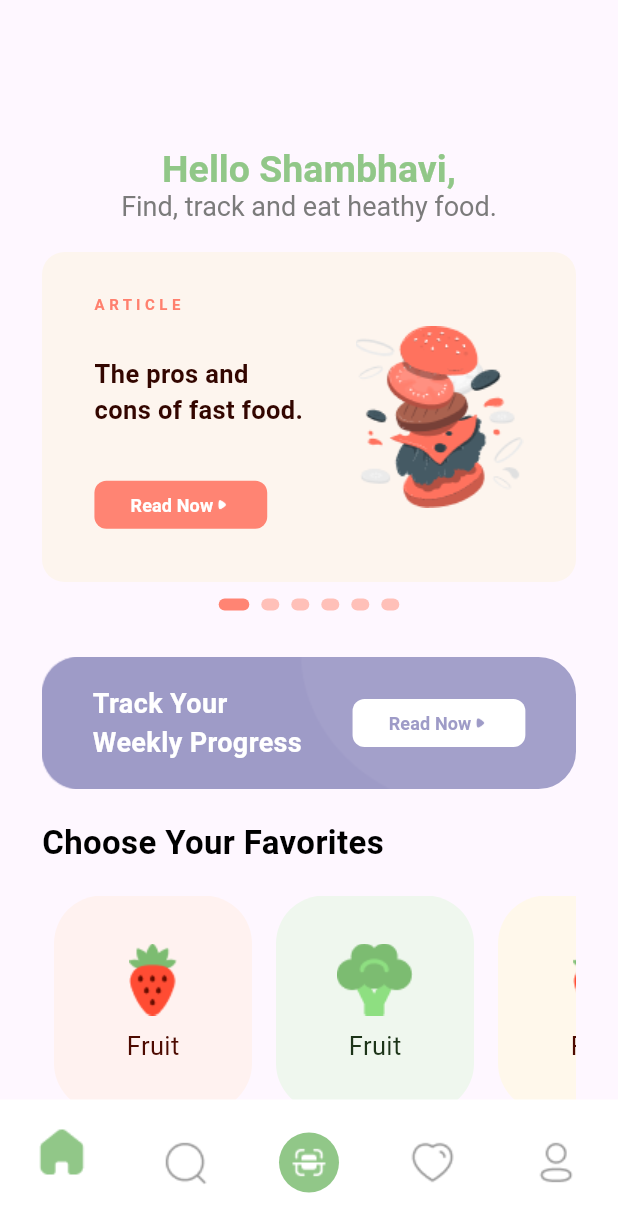
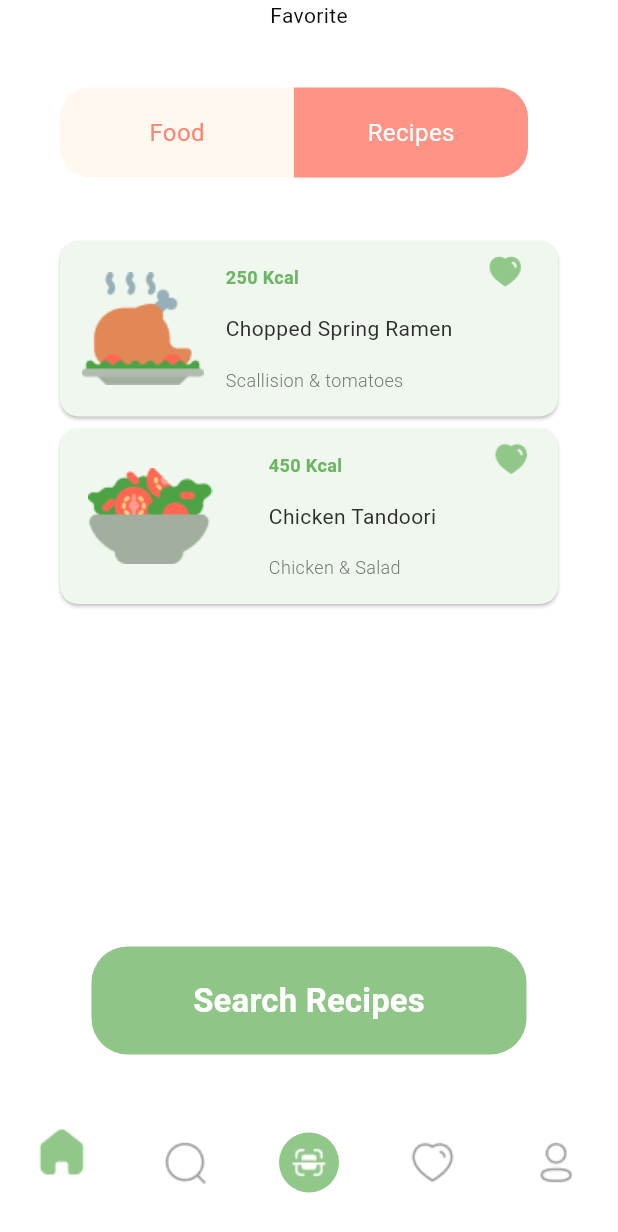
Before and after one commit to erkinov-2003/food_app, a Flutter app: the HomePage screen opened directly, swiped to page 4, on a phone screen of 412 x 824 dp. Shown: the top 1232 px of the screen. Run offline on Flutter 3.47's test engine with Material 2 defaults, Android fonts, the phone set to English and light mode, and no system bars; drawn by our look-alikes of carousel_slider, smooth_page_indicator; our stand-ins replace camera, get_it.

Commit message:
favorite page qo'shildi

```diff
--- a/lib/src/constants/colors.dart
+++ b/lib/src/constants/colors.dart
@@ -34,4 +34,7 @@ class ColorApp{
   static const searchDeviderColor=Color(0xFFFCFCFC);
   static const searchNotText1=Color(0xFF696969);
   static const searchNotText2=Color(0xFFA9A9A9);
+
+  static const favoriteCardColor = Color(0xFFEFF7EE);
+  static const foodButtonColor = Color(0xFFFFF8EB);
 }
--- a/lib/src/constants/imagePath.dart
+++ b/lib/src/constants/imagePath.dart
@@ -35,4 +35,5 @@ class ImagePath {
   static const searchshirinlik="assets/images/shirinliklar.png";
   static const searchxotdog="assets/images/xotdog.png";
   static const searchNot="assets/images/searchGroup.png";
+  static const plus = "assets/images/fluent_add-12-filled (1).png";
 }
--- /dev/null
+++ b/lib/src/screens/favorite_screen/favorite_screen.dart
@@ -0,0 +1,99 @@
+import 'package:flutter/material.dart';
+
+import 'widgets/custom_text.dart';
+import 'widgets/food_page.dart';
+import 'widgets/recipes_page.dart';
+
+
+
+class FavoritesPage extends StatefulWidget {
+  const FavoritesPage({Key? key}) : super(key: key);
+
+  @override
+  State<FavoritesPage> createState() => _FavoritesPageState();
+}
+
+class _FavoritesPageState extends State<FavoritesPage> {
+  bool isCheck = false;
+
+  void onPressed() {
+    setState(() {
+      isCheck = !isCheck;
+    });
+  }
+
+  @override
+  Widget build(BuildContext context) {
+    return Scaffold(
+      backgroundColor:Colors.white,
+      body: SafeArea(
+        child: Center(
+          child: Column(
+            mainAxisAlignment: MainAxisAlignment.spaceEvenly,
+            children: [
+              const CustomText(
+                text: "Favorite",
+                color: Color(0xFF0D0D0D),
+              ),
+              Expanded(
+                flex: 1,
+                child: Padding(
+                  padding: const EdgeInsets.only(left: 40),
+                  child:Row(
+                    children: [
+                      GestureDetector(
+                        onTap: isCheck ? null : onPressed,
+                        child: Container(
+                          width: 156,
+                          height: 60,
+                          decoration: BoxDecoration(
+                            color: isCheck ? const Color(0xFFFF9385) : const Color(0xFFFFF8EE),
+                            borderRadius: const BorderRadius.horizontal(
+                              left: Radius.circular(20),
+                            ),
+                          ),
+                          child: Center(
+                            child: CustomText(
+                              text: "Food",
+                              color: isCheck ? Colors.white : const Color(0xFFFF8473),
+                              fontSize: 16,
+                            ),
+                          ),
+                        ),
+                      ),
+                      GestureDetector(
+                        onTap: isCheck ? onPressed : null,
+                        child: Container(
+                          width: 156,
+                          height: 60,
+                          decoration: BoxDecoration(
+                            borderRadius: const BorderRadius.horizontal(
+                              right: Radius.circular(20),
+                            ),
+                            color: isCheck ? const Color(0xFFFFF8EE) : const Color(0xFFFF9385),
+                          ),
+                          child: Center(
+                            child: CustomText(
+                              text: "Recipes",
+                              color: isCheck ? const Color(0xFFFF8473) : Colors.white,
+                              fontSize: 16,
+                            ),
+                          ),
+                        ),
+                      ),
+                    ],
+                  ),
+                ),
+              ),
+              Expanded(
+                flex: 4,
+                child:isCheck? FoodPage():const RecipesPage(),
+              ),
+              const SizedBox(height: 30,),
+            ],
+          ),
+        ),
+      ),
+    );
+  }
+}
--- /dev/null
+++ b/lib/src/screens/favorite_screen/widgets/custom_text.dart
@@ -0,0 +1,28 @@
+import 'package:flutter/material.dart';
+
+class CustomText extends StatelessWidget {
+  final String text;
+  final Color color;
+  final double? fontSize;
+  final FontWeight? fontWeight;
+
+  const CustomText({
+    required this.text,
+    this.fontSize,
+    this.color = Colors.black,
+    this.fontWeight,
+    super.key,
+  });
+
+  @override
+  Widget build(BuildContext context) {
+    return Text(
+      text,
+      style: TextStyle(
+        color: color,
+        fontSize: fontSize,
+        fontWeight: fontWeight,
+      ),
+    );
+  }
+}
--- /dev/null
+++ b/lib/src/screens/favorite_screen/widgets/food_button.dart
@@ -0,0 +1,29 @@
+import 'package:flutter/material.dart';
+import 'package:foodapp/src/constants/colors.dart';
+
+class FoodButton extends StatelessWidget {
+  final String image;
+
+  const FoodButton({super.key, required this.image});
+
+  @override
+  Widget build(BuildContext context) {
+    return FilledButton(
+      onPressed: () {},
+      child: Image(
+        image: AssetImage(image),
+      ),
+      style: ButtonStyle(
+        backgroundColor: MaterialStateProperty.all(ColorApp.foodButtonColor),
+        fixedSize: MaterialStateProperty.all(const Size(100, 100)),
+        shape: MaterialStateProperty.all(
+          const RoundedRectangleBorder(
+            borderRadius: BorderRadius.all(
+              Radius.circular(10),
+            ),
+          ),
+        ),
+      ),
+    );
+  }
+}
--- /dev/null
+++ b/lib/src/screens/favorite_screen/widgets/food_page.dart
@@ -0,0 +1,57 @@
+import 'package:flutter/material.dart';
+import 'package:foodapp/src/constants/imagePath.dart';
+import 'package:foodapp/src/screens/favorite_screen/widgets/food_button.dart';
+
+import '../../../constants/colors.dart';
+
+class FoodPage extends StatelessWidget {
+  @override
+  Widget build(BuildContext context) {
+    return Column(
+      mainAxisAlignment: MainAxisAlignment.spaceAround,
+      children: [
+        const Row(
+          mainAxisAlignment: MainAxisAlignment.spaceEvenly,
+          children: [
+            FoodButton(image: ImagePath.searchshirinlik),
+            FoodButton(image: ImagePath.searchburger),
+            FoodButton(image: ImagePath.searchpizza),
+          ],
+        ),
+        const SizedBox(height: 25),
+        const Row(
+          mainAxisAlignment: MainAxisAlignment.spaceEvenly,
+          children: [
+            FoodButton(image: ImagePath.searchpicheniye),
+            FoodButton(image: ImagePath.searchxotdog),
+            FoodButton(image: ImagePath.plus),
+          ],
+        ),
+        const Expanded(
+          flex: 2,
+          child: SizedBox.shrink(),
+        ),
+        TextButton(
+          onPressed: () {},
+          child: const Text(
+            "Search Food",
+            style: TextStyle(
+              fontSize: 22,
+              fontWeight: FontWeight.w600,
+              color: Colors.white,
+            ),
+          ),
+          style: ButtonStyle(
+            backgroundColor: MaterialStateProperty.all(ColorApp.homeColor),
+            fixedSize: MaterialStateProperty.all(const Size(290, 72)),
+            shape: MaterialStateProperty.all(
+              RoundedRectangleBorder(
+                borderRadius: BorderRadius.circular(24),
+              ),
+            ),
+          ),
+        ),
+      ],
+    );
+  }
+}
--- /dev/null
+++ b/lib/src/screens/favorite_screen/widgets/recipes_page.dart
@@ -0,0 +1,145 @@
+import 'package:flutter/material.dart';
+import '../../../constants/colors.dart';
+import '../../../constants/imagePath.dart';
+import 'custom_text.dart';
+
+class RecipesPage extends StatefulWidget {
+  const RecipesPage({Key? key}) : super(key: key);
+
+  @override
+  State<RecipesPage> createState() => _RecipesPageState();
+}
+
+class _RecipesPageState extends State<RecipesPage> {
+  @override
+  Widget build(BuildContext context) {
+    return Column(
+      children: [
+         const SizedBox(
+          height: 125,
+          width: 340,
+          child: Card(
+            color: ColorApp.favoriteCardColor,
+            child: Row(
+              mainAxisAlignment: MainAxisAlignment.spaceEvenly,
+              children: [
+                Image(
+                  image: AssetImage(ImagePath.searchmeat),
+                ),
+                Column(
+                  mainAxisAlignment: MainAxisAlignment.spaceEvenly,
+                  crossAxisAlignment: CrossAxisAlignment.start,
+                  children: [
+                    CustomText(
+                      text: "250 Kcal",
+                      color: Color(0xFF6CB663),
+                      fontSize: 12,
+                      fontWeight: FontWeight.w600,
+                    ),
+                    CustomText(
+                      text: "Chopped Spring Ramen",
+                      color: Color(0xFF2E2E2E),
+                      fontWeight: FontWeight.w400,
+                      fontSize: 14,
+                    ),
+                    CustomText(
+                      text: "Scallision & tomatoes",
+                      color: Color(0xFF767676),
+                      fontSize: 12,
+                      fontWeight: FontWeight.w300,
+                    ),
+                  ],
+                ),
+                Padding(
+                  padding: EdgeInsets.all(8.0),
+                  child: Align(
+                    alignment: Alignment.topRight,
+                    child: Image(
+                      image: AssetImage(ImagePath.heartSelect),
+                      width: 25,
+                      height: 25,
+                    ),
+                  ),
+                ),
+              ],
+            ),
+          ),
+        ),
+        const SizedBox(
+          height: 125,
+          width: 340,
+          child: Card(
+            color: ColorApp.favoriteCardColor,
+            child: Row(
+              mainAxisAlignment: MainAxisAlignment.spaceAround,
+              children: [
+                Image(
+                  image: AssetImage(ImagePath.searchsalat),
+                ),
+                Column(
+                  mainAxisAlignment: MainAxisAlignment.spaceEvenly,
+                  crossAxisAlignment: CrossAxisAlignment.start,
+                  children: [
+                    CustomText(
+                      text: "450 Kcal",
+                      color: Color(0xFF6CB663),
+                      fontSize: 12,
+                      fontWeight: FontWeight.w600,
+                    ),
+                    CustomText(
+                      text: "Chicken Tandoori",
+                      color: Color(0xFF2E2E2E),
+                      fontWeight: FontWeight.w400,
+                      fontSize: 14,
+                    ),
+                    CustomText(
+                      text: "Chicken & Salad",
+                      color: Color(0xFF767676),
+                      fontSize: 12,
+                      fontWeight: FontWeight.w300,
+                    ),
+                  ],
+                ),
+                Padding(
+                  padding: EdgeInsets.only(top: 8),
+                  child: Align(
+                    alignment: Alignment.topRight,
+                    child: Image(
+                      image: AssetImage(ImagePath.heartSelect),
+                      width: 25,
+                      height: 25,
+                    ),
+                  ),
+                ),
+              ],
+            ),
+          ),
+        ),
+        const Expanded(
+          flex: 2,
+          child: SizedBox.shrink(),
+        ),
+        TextButton(
+          onPressed: () {},
+          child: const Text(
+            "Search Recipes",
+            style: TextStyle(
+              fontSize: 22,
+              fontWeight: FontWeight.w600,
+              color: Colors.white,
+            ),
+          ),
+          style: ButtonStyle(
+            backgroundColor: MaterialStateProperty.all(ColorApp.homeColor),
+            fixedSize: MaterialStateProperty.all(const Size(290, 72)),
+            shape: MaterialStateProperty.all(
+              RoundedRectangleBorder(
+                borderRadius: BorderRadius.circular(24),
+              ),
+            ),
+          ),
+        ),
+      ],
+    );
+  }
+}
--- a/lib/src/screens/main_screen/homePage.dart
+++ b/lib/src/screens/main_screen/homePage.dart
@@ -1,4 +1,5 @@
 import 'package:flutter/material.dart';
+import 'package:foodapp/src/screens/favorite_screen/favorite_screen.dart';
 import '../../constants/imagePath.dart';
 import '../../constants/colors.dart';
 
@@ -196,140 +197,7 @@ class _HomePageState extends State<HomePage> {
           ),
           SearchPage(onTapSearch: onTapSearch),
           const SizedBox.shrink(),
-          SingleChildScrollView(
-            child: Padding(
-              padding: const EdgeInsets.only(left: 28.0, right: 28, top: 98),
-              child: Column(
-                crossAxisAlignment: CrossAxisAlignment.center,
-                children: [
-                  RichText(
-                    textAlign: TextAlign.center,
-                    text: const TextSpan(
-                      style: TextStyle(
-                        fontSize: 18,
-                        fontWeight: FontWeight.w400,
-                        color: ColorApp.homeRichText1,
-                      ),
-                      children: [
-                        TextSpan(
-                          text: "Hello Shambhavi,",
-                          style: TextStyle(
-                            fontWeight: FontWeight.w600,
-                            fontSize: 25,
-                            color: ColorApp.homeRichText2,
-                          ),
-                        ),
-                        TextSpan(text: "\nFind, track and eat heathy food."),
-                      ],
-                    ),
-                  ),
-                  Padding(
-                    padding: const EdgeInsets.symmetric(vertical: 20),
-                    child: CustomCarusel(),
-                  ),
-                  SizedBox(
-                    height: 88,
-                    width: double.infinity,
-                    child: DecoratedBox(
-                      decoration: BoxDecoration(
-                        borderRadius: BorderRadius.circular(25),
-                        color: ColorApp.filledButtonColor,
-                      ),
-                      child: Stack(
-                        children: [
-                          const Image(
-                            image: AssetImage(ImagePath.homeImageButton),
-                          ),
-                          Center(
-                            child: Row(
-                              mainAxisAlignment: MainAxisAlignment.spaceEvenly,
-                              children: [
-                                const Text(
-                                  'Track Your \nWeekly Progress',
-                                  style: TextStyle(
-                                    fontWeight: FontWeight.w600,
-                                    fontSize: 18,
-                                    color: Colors.white,
-                                  ),
-                                ),
-                                FilledButton(
-                                  style: FilledButton.styleFrom(
-                                    backgroundColor: Colors.white,
-                                    minimumSize: const Size(98, 32),
-                                    shape: RoundedRectangleBorder(
-                                      borderRadius: BorderRadius.circular(8),
-                                    ),
-                                  ),
-                                  onPressed: () {},
-                                  child: const Row(
-                                    children: [
-                                      Text(
-                                        "Read Now",
-                                        style: TextStyle(
-                                          fontSize: 12,
-                                          fontWeight: FontWeight.w600,
-                                          color: ColorApp.filledButtonTextColor,
-                                        ),
-                                      ),
-                                      Image(
-                                        height: 12,
-                                        width: 12,
-                                        color: ColorApp.filledButtonTextColor,
-                                        image: AssetImage(IconApp.cradIcon),
-                                      ),
-                                    ],
-                                  ),
-                                ),
-                              ],
-                            ),
-                          ),
-                        ],
-                      ),
-                    ),
-                  ),
-                  const Padding(
-                    padding: EdgeInsets.symmetric(vertical: 20),
-                    child: Align(
-                      alignment: Alignment.centerLeft,
-                      child: Text(
-                        "Choose Your Favorites",
-                        style: TextStyle(
-                          fontSize: 22,
-                          fontWeight: FontWeight.w600,
-                          color: Colors.black,
-                        ),
-                      ),
-                    ),
-                  ),
-                  const SingleChildScrollView(
-                    scrollDirection: Axis.horizontal,
-                    child: Row(
-                      children: [
-                        CustomFavorite(
-                          tintColor: ColorApp.favorite1Box,
-                          textColor: ColorApp.favoriteText1Box,
-                          imagePath: ImagePath.strawberry,
-                          name: "Fruit",
-                        ),
-                        CustomFavorite(
-                          tintColor: ColorApp.favorite2Box,
-                          textColor: ColorApp.favoriteText2Box,
-                          imagePath: ImagePath.favorite2,
-                          name: "Fruit",
-                        ),
-                        CustomFavorite(
-                          tintColor: ColorApp.favorite3Box,
-                          textColor: ColorApp.favoriteText1Box,
-                          imagePath: ImagePath.strawberry,
-                          name: "Fruit",
-                        ),
-                      ],
-                    ),
-                  ),
-                ],
-              ),
-            ),
-          ),
+          const FavoritesPage(),
           const ProfileScreen(),
         ],
       ),
```
Also changed, not shown: assets/images/fluent_add-12-filled (1).png (added), lib/src/screens/favorite_screen/1.dart (deleted).
